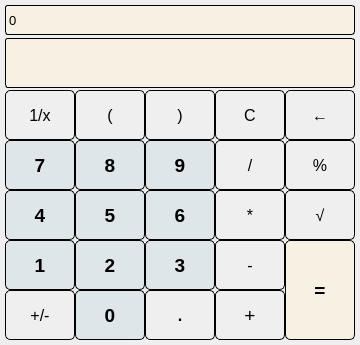
khagesh-mahajan-cctech/Qt-calculator, file Qt-calculator/calculator.ui: the form before one commit.
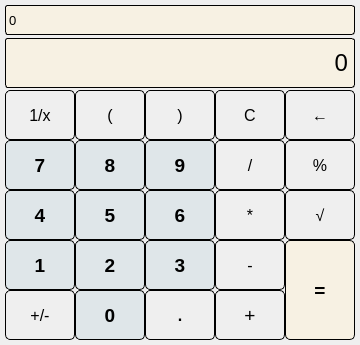
The form after the commit.

Diff of the .ui file:
```diff
--- a/Qt-calculator/calculator.ui
+++ b/Qt-calculator/calculator.ui
@@ -67,7 +67,7 @@
 }</string>
     </property>
     <property name="text">
-     <string/>
+     <string>0</string>
     </property>
     <property name="alignment">
      <set>Qt::AlignRight|Qt::AlignTrailing|Qt::AlignVCenter</set>
```
